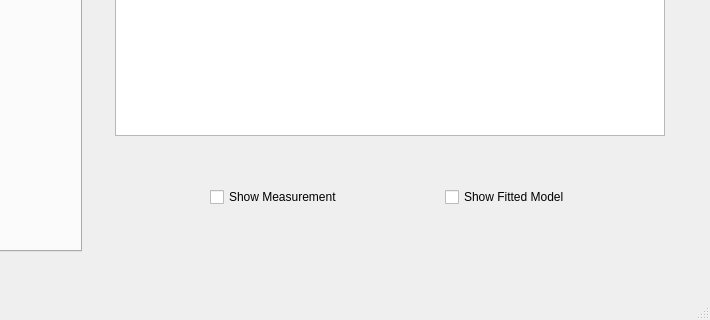
This is valveworkbench.ui in Lizardboy2390/ValveWorkbench as Qt 5 draws it before an edit; both pictures show x 287 to 997 and y 457 to 777 of the 997 by 777 pixel window. The edited form follows.
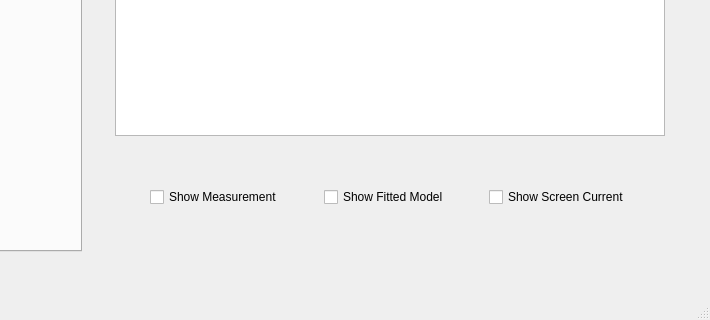
This is the edited form.

Patch:
```diff
--- a/valveworkbench.ui
+++ b/valveworkbench.ui
@@ -1667,7 +1667,7 @@
            </property>
            <property name="sizeHint" stdset="0">
             <size>
-             <width>40</width>
+             <width>20</width>
              <height>20</height>
             </size>
            </property>
@@ -1687,7 +1687,7 @@
            </property>
            <property name="sizeHint" stdset="0">
             <size>
-             <width>40</width>
+             <width>20</width>
              <height>20</height>
             </size>
            </property>
@@ -1700,6 +1700,26 @@
            </property>
           </widget>
          </item>
+         <item>
+          <spacer name="horizontalSpacer_15">
+           <property name="orientation">
+            <enum>Qt::Horizontal</enum>
+           </property>
+           <property name="sizeHint" stdset="0">
+            <size>
+             <width>20</width>
+             <height>20</height>
+            </size>
+           </property>
+          </spacer>
+         </item>
+         <item>
+          <widget class="QCheckBox" name="screenCheck">
+           <property name="text">
+            <string>Show Screen Current</string>
+           </property>
+          </widget>
+         </item>
          <item>
           <spacer name="horizontalSpacer_6">
            <property name="orientation">
@@ -1707,7 +1727,7 @@
            </property>
            <property name="sizeHint" stdset="0">
             <size>
-             <width>40</width>
+             <width>20</width>
              <height>20</height>
             </size>
            </property>
```
Left out of the diff: 18 changed lines with no effect on the pictures.
